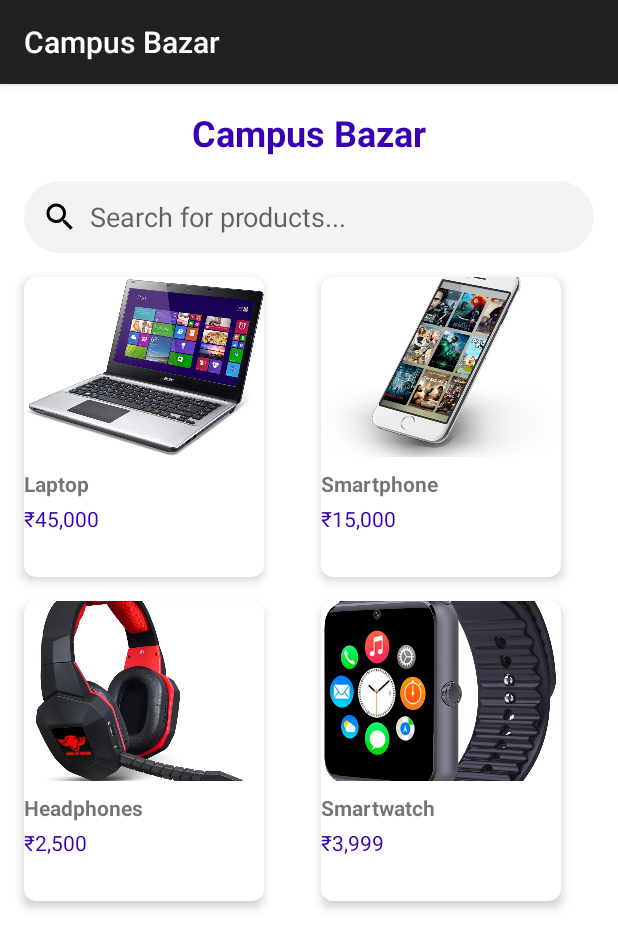
After one commit to KaziRifatAlMuin/Campus-Bazar_Ecommerce-App-Project, an Android app: the HomeActivity screen opened directly, with no data from a screen before it, on a phone screen of 412 x 824 dp. The commit adds this screen. Shown: the top 949 px of the screen. Run offline under Robolectric (Android 15) with nearby library versions, the phone set to English and light mode, and no system bars.

```diff
--- a/app/build.gradle
+++ b/app/build.gradle
@@ -1,5 +1,6 @@
 plugins {
     alias(libs.plugins.android.application)
+    alias(libs.plugins.google.gms.google.services)
 }
 
 android {
@@ -32,7 +33,6 @@ android {
 }
 
 dependencies {
-
     implementation libs.appcompat
     implementation libs.material
     implementation libs.constraintlayout
@@ -41,6 +41,8 @@ dependencies {
     implementation libs.navigation.fragment
     implementation libs.navigation.ui
     implementation libs.activity
+    implementation platform('com.google.firebase:firebase-bom:32.1.1') // Use Firebase BOM for version management
+    implementation 'com.google.firebase:firebase-auth'
     testImplementation libs.junit
     androidTestImplementation libs.ext.junit
     androidTestImplementation libs.espresso.core
--- /dev/null
+++ b/app/src/main/java/com/rifat/campusbazar/HomeActivity.java
@@ -0,0 +1,35 @@
+package com.rifat.campusbazar;
+
+import android.os.Bundle;
+import androidx.appcompat.app.AppCompatActivity;
+import androidx.recyclerview.widget.GridLayoutManager;
+import androidx.recyclerview.widget.RecyclerView;
+import java.util.ArrayList;
+import java.util.List;
+
+public class HomeActivity extends AppCompatActivity {
+
+    private RecyclerView productsRecyclerView;
+    private ProductAdapter productAdapter;
+
+    @Override
+    protected void onCreate(Bundle savedInstanceState) {
+        super.onCreate(savedInstanceState);
+        setContentView(R.layout.activity_home);
+
+        // Initialize RecyclerView
+        productsRecyclerView = findViewById(R.id.productsRecyclerView);
+        productsRecyclerView.setLayoutManager(new GridLayoutManager(this, 2)); // 2 columns
+
+        // Dummy Product List
+        List<Product> productList = new ArrayList<>();
+        productList.add(new Product("Laptop", "₹45,000", R.drawable.laptop));
+        productList.add(new Product("Smartphone", "₹15,000", R.drawable.smartphone));
+        productList.add(new Product("Headphones", "₹2,500", R.drawable.headphones));
+        productList.add(new Product("Smartwatch", "₹3,999", R.drawable.smartwatch));
+
+        // Set Adapter
+        productAdapter = new ProductAdapter(this, productList);
+        productsRecyclerView.setAdapter(productAdapter);
+    }
+}
--- /dev/null
+++ b/app/src/main/java/com/rifat/campusbazar/Product.java
@@ -0,0 +1,25 @@
+package com.rifat.campusbazar;
+
+public class Product {
+    private String name;
+    private String price;
+    private int image;
+
+    public Product(String name, String price, int image) {
+        this.name = name;
+        this.price = price;
+        this.image = image;
+    }
+
+    public String getName() {
+        return name;
+    }
+
+    public String getPrice() {
+        return price;
+    }
+
+    public int getImage() {
+        return image;
+    }
+}
--- /dev/null
+++ b/app/src/main/java/com/rifat/campusbazar/ProductAdapter.java
@@ -0,0 +1,54 @@
+package com.rifat.campusbazar;
+
+import android.content.Context;
+import android.view.LayoutInflater;
+import android.view.View;
+import android.view.ViewGroup;
+import android.widget.ImageView;
+import android.widget.TextView;
+import androidx.annotation.NonNull;
+import androidx.recyclerview.widget.RecyclerView;
+import java.util.List;
+
+public class ProductAdapter extends RecyclerView.Adapter<ProductAdapter.ProductViewHolder> {
+
+    private Context context;
+    private List<Product> productList;
+
+    public ProductAdapter(Context context, List<Product> productList) {
+        this.context = context;
+        this.productList = productList;
+    }
+
+    @NonNull
+    @Override
+    public ProductViewHolder onCreateViewHolder(@NonNull ViewGroup parent, int viewType) {
+        View view = LayoutInflater.from(context).inflate(R.layout.item_product, parent, false);
+        return new ProductViewHolder(view);
+    }
+
+    @Override
+    public void onBindViewHolder(@NonNull ProductViewHolder holder, int position) {
+        Product product = productList.get(position);
+        holder.productName.setText(product.getName());
+        holder.productPrice.setText(product.getPrice());
+        holder.productImage.setImageResource(product.getImage());
+    }
+
+    @Override
+    public int getItemCount() {
+        return productList.size();
+    }
+
+    public static class ProductViewHolder extends RecyclerView.ViewHolder {
+        ImageView productImage;
+        TextView productName, productPrice;
+
+        public ProductViewHolder(@NonNull View itemView) {
+            super(itemView);
+            productImage = itemView.findViewById(R.id.productImage);
+            productName = itemView.findViewById(R.id.productName);
+            productPrice = itemView.findViewById(R.id.productPrice);
+        }
+    }
+}
--- /dev/null
+++ b/app/src/main/res/drawable/ic_search.xml
@@ -0,0 +1,5 @@
+<vector xmlns:android="http://schemas.android.com/apk/res/android" android:height="24dp" android:tint="#000000" android:viewportHeight="24" android:viewportWidth="24" android:width="24dp">
+
+    <path android:fillColor="@android:color/white" android:pathData="M15.5,14h-0.79l-0.28,-0.27C15.41,12.59 16,11.11 16,9.5 16,5.91 13.09,3 9.5,3S3,5.91 3,9.5 5.91,16 9.5,16c1.61,0 3.09,-0.59 4.23,-1.57l0.27,0.28v0.79l5,4.99L20.49,19l-4.99,-5zM9.5,14C7.01,14 5,11.99 5,9.5S7.01,5 9.5,5 14,7.01 14,9.5 11.99,14 9.5,14z"/>
+
+</vector>
--- /dev/null
+++ b/app/src/main/res/layout/activity_home.xml
@@ -0,0 +1,53 @@
+<?xml version="1.0" encoding="utf-8"?>
+<androidx.constraintlayout.widget.ConstraintLayout xmlns:android="http://schemas.android.com/apk/res/android"
+    xmlns:app="http://schemas.android.com/apk/res-auto"
+    xmlns:tools="http://schemas.android.com/tools"
+    android:layout_width="match_parent"
+    android:layout_height="match_parent"
+    tools:context=".HomeActivity"
+    android:background="@color/white">
+
+    <!-- Header Section -->
+    <TextView
+        android:id="@+id/headerText"
+        android:layout_width="wrap_content"
+        android:layout_height="wrap_content"
+        android:layout_marginTop="16dp"
+        android:text="Campus Bazar"
+        android:textColor="@color/purple_700"
+        android:textSize="24sp"
+        android:textStyle="bold"
+        app:layout_constraintEnd_toEndOf="parent"
+        app:layout_constraintStart_toStartOf="parent"
+        app:layout_constraintTop_toTopOf="parent" />
+
+    <!-- Search Bar -->
+    <EditText
+        android:id="@+id/searchBar"
+        android:layout_width="0dp"
+        android:layout_height="48dp"
+        android:layout_marginTop="16dp"
+        android:layout_marginStart="16dp"
+        android:layout_marginEnd="16dp"
+        android:hint="Search for products..."
+        android:background="@drawable/edittext_background"
+        android:padding="12dp"
+        android:drawableLeft="@drawable/ic_search"
+        android:drawablePadding="8dp"
+        app:layout_constraintEnd_toEndOf="parent"
+        app:layout_constraintStart_toStartOf="parent"
+        app:layout_constraintTop_toBottomOf="@id/headerText" />
+
+    <!-- Products Grid -->
+    <androidx.recyclerview.widget.RecyclerView
+        android:id="@+id/productsRecyclerView"
+        android:layout_width="0dp"
+        android:layout_height="0dp"
+        android:padding="8dp"
+        app:layout_constraintTop_toBottomOf="@id/searchBar"
+        app:layout_constraintStart_toStartOf="parent"
+        app:layout_constraintEnd_toEndOf="parent"
+        app:layout_constraintBottom_toBottomOf="parent"
+        tools:listitem="@layout/item_product" />
+
+</androidx.constraintlayout.widget.ConstraintLayout>
--- a/app/src/main/res/layout/activity_main.xml
+++ b/app/src/main/res/layout/activity_main.xml
@@ -103,10 +103,10 @@
         android:layout_height="50dp"
         android:layout_marginTop="12dp"
         android:backgroundTint="@color/holo_purple"
+        android:textColor="@android:color/white"
         android:elevation="4dp"
         android:fontFamily="@font/roboto_medium"
         android:text="Get Started"
-        android:textColor="@android:color/white"
         android:textSize="18sp"
         android:textStyle="bold"
         app:layout_constraintEnd_toEndOf="parent"
--- /dev/null
+++ b/app/src/main/res/layout/item_product.xml
@@ -0,0 +1,53 @@
+<?xml version="1.0" encoding="utf-8"?>
+<androidx.cardview.widget.CardView xmlns:android="http://schemas.android.com/apk/res/android"
+    xmlns:app="http://schemas.android.com/apk/res-auto"
+    android:layout_width="160dp"
+    android:layout_height="200dp"
+    android:layout_margin="8dp"
+    app:cardCornerRadius="8dp"
+    app:cardElevation="4dp">
+
+    <androidx.constraintlayout.widget.ConstraintLayout
+        android:layout_width="match_parent"
+        android:layout_height="match_parent">
+
+        <!-- Product Image -->
+        <ImageView
+            android:id="@+id/productImage"
+            android:layout_width="0dp"
+            android:layout_height="120dp"
+            android:scaleType="centerCrop"
+            app:layout_constraintTop_toTopOf="parent"
+            app:layout_constraintStart_toStartOf="parent"
+            app:layout_constraintEnd_toEndOf="parent" />
+
+        <!-- Product Name -->
+        <TextView
+            android:id="@+id/productName"
+            android:layout_width="0dp"
+            android:layout_height="wrap_content"
+            android:layout_marginTop="8dp"
+            android:text="Product Name"
+            android:textSize="14sp"
+            android:textStyle="bold"
+            android:ellipsize="end"
+            android:maxLines="1"
+            app:layout_constraintTop_toBottomOf="@id/productImage"
+            app:layout_constraintStart_toStartOf="parent"
+            app:layout_constraintEnd_toEndOf="parent" />
+
+        <!-- Product Price -->
+        <TextView
+            android:id="@+id/productPrice"
+            android:layout_width="0dp"
+            android:layout_height="wrap_content"
+            android:layout_marginTop="4dp"
+            android:text="₹999"
+            android:textSize="14sp"
+            android:textColor="@color/purple_700"
+            app:layout_constraintTop_toBottomOf="@id/productName"
+            app:layout_constraintStart_toStartOf="parent"
+            app:layout_constraintEnd_toEndOf="parent" />
+
+    </androidx.constraintlayout.widget.ConstraintLayout>
+</androidx.cardview.widget.CardView>
--- a/build.gradle
+++ b/build.gradle
@@ -1,4 +1,5 @@
 // Top-level build file where you can add configuration options common to all sub-projects/modules.
 plugins {
-alias(libs.plugins.android.application) apply false
+    alias(libs.plugins.android.application) apply false
+    alias(libs.plugins.google.gms.google.services) apply false
 }
--- a/gradle/libs.versions.toml
+++ b/gradle/libs.versions.toml
@@ -11,6 +11,8 @@ lifecycleViewmodelKtx = "2.6.1"
 navigationFragment = "2.6.0"
 navigationUi = "2.6.0"
 activity = "1.9.3"
+googleGmsGoogleServices = "4.4.2"
+firebaseAuth = "23.1.0"
 
 [libraries]
 junit = { group = "junit", name = "junit", version.ref = "junit" }
@@ -24,6 +26,8 @@ lifecycle-viewmodel-ktx = { group = "androidx.lifecycle", name = "lifecycle-view
 navigation-fragment = { group = "androidx.navigation", name = "navigation-fragment", version.ref = "navigationFragment" }
 navigation-ui = { group = "androidx.navigation", name = "navigation-ui", version.ref = "navigationUi" }
 activity = { group = "androidx.activity", name = "activity", version.ref = "activity" }
+firebase-auth = { group = "com.google.firebase", name = "firebase-auth", version.ref = "firebaseAuth" }
 
 [plugins]
 android-application = { id = "com.android.application", version.ref = "agp" }
+google-gms-google-services = { id = "com.google.gms.google-services", version.ref = "googleGmsGoogleServices" }
```
Also changed, not shown: app/src/main/AndroidManifest.xml (+22 -15 lines), app/src/main/java/com/rifat/campusbazar/LoginActivity.java (+46 -7 lines), app/src/main/java/com/rifat/campusbazar/RegistrationActivity.java (+78 -6 lines), app/src/main/res/layout/activity_login.xml (+23 -4 lines), app/src/main/res/layout/activity_registration.xml (+20 -3 lines), app/src/main/res/drawable/headphones.png (added), app/src/main/res/drawable/ic_notification.png (added), app/src/main/res/drawable/laptop.png, app/src/main/res/drawable/smartphone.png (added), app/src/main/res/drawable/smartwatch.png (added), 1 other file.
